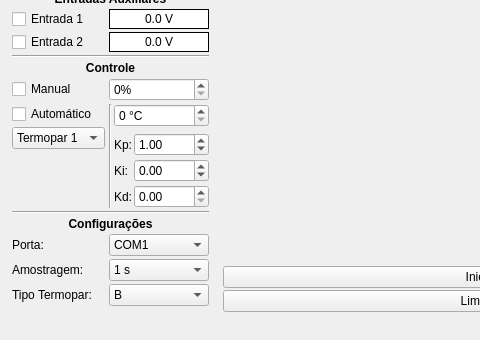
Qt form uifiles/TCMon.ui (eduardobatista/TCMonPy) before a commit; both pictures show x 0 to 480 and y 291 to 631 of the 779 by 631 pixel window.
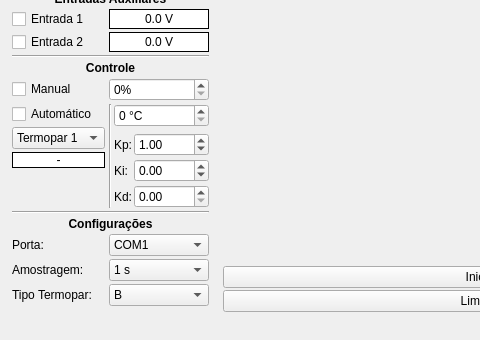
The same form after that commit.

The edit to the form file:
```diff
--- a/uifiles/TCMon.ui
+++ b/uifiles/TCMon.ui
@@ -1014,6 +1014,22 @@
          </layout>
         </widget>
        </item>
+       <item row="22" column="0">
+        <widget class="QLabel" name="valPower">
+         <property name="styleSheet">
+          <string notr="true">background-color: rgb(255, 255, 255);</string>
+         </property>
+         <property name="frameShape">
+          <enum>QFrame::Box</enum>
+         </property>
+         <property name="text">
+          <string>-</string>
+         </property>
+         <property name="alignment">
+          <set>Qt::AlignCenter</set>
+         </property>
+        </widget>
+       </item>
       </layout>
      </widget>
     </item>
```
